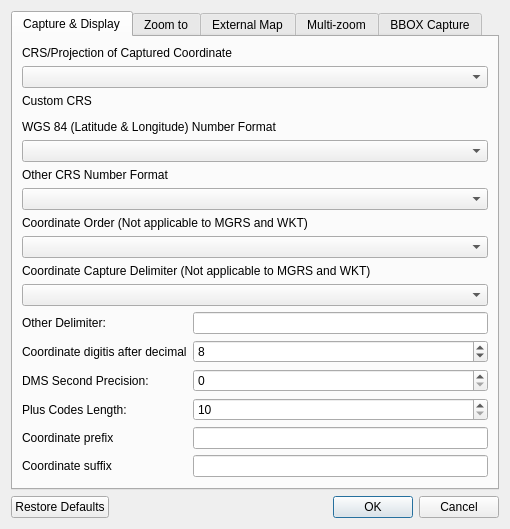
This is ui/latLonSettings.ui in NationalSecurityAgency/qgis-latlontools-plugin as Qt 5 draws it before an edit. The edited form follows.
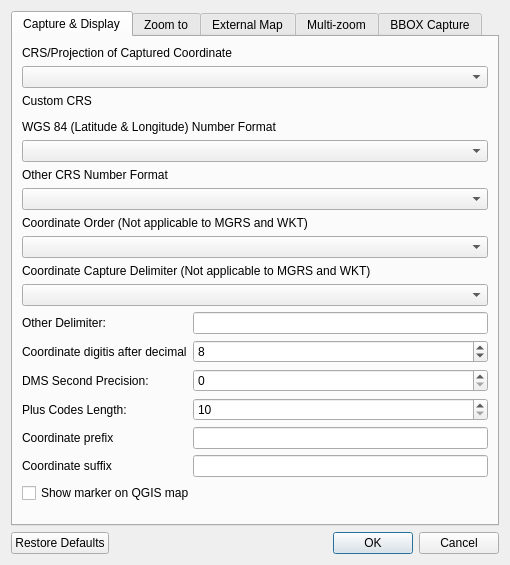
This is the edited form. Custom widgets are drawn as their Qt base class.

Commit message: added temporary marker on coordinate capture and external map

What changed in the file:
```diff
--- a/ui/latLonSettings.ui
+++ b/ui/latLonSettings.ui
@@ -7,7 +7,7 @@
     <x>0</x>
     <y>0</y>
     <width>510</width>
-    <height>527</height>
+    <height>565</height>
    </rect>
   </property>
   <property name="windowTitle">
@@ -172,6 +172,13 @@
          </item>
         </layout>
        </item>
+       <item>
+        <widget class="QCheckBox" name="captureMarkerCheckBox">
+         <property name="text">
+          <string>Show marker on QGIS map</string>
+         </property>
+        </widget>
+       </item>
        <item>
         <spacer name="verticalSpacer">
          <property name="orientation">
```
Left out of the diff: 13 changed lines with no effect on the pictures. The commit also changes 7 other files.
